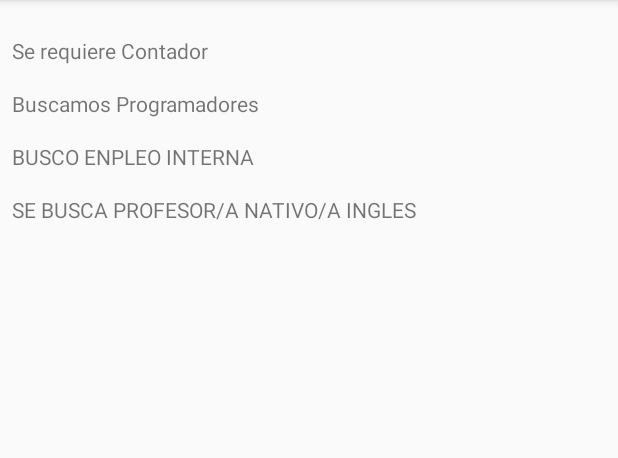
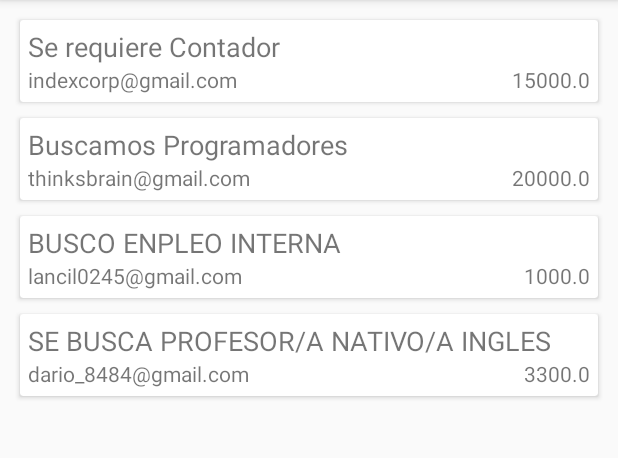
Before and after one commit to thinksbrains/TestPost, an Android app: the screen it shows after launch (MainActivity), on a phone screen of 412 x 824 dp, the part 84-542 px from its top. Run offline under Robolectric (Android 15) with nearby library versions, the phone set to English and light mode, and no system bars.

Commit message:
mejora amilkar

```diff
--- a/app/src/main/java/com/thinksbrain/testpost/MainActivity.java
+++ b/app/src/main/java/com/thinksbrain/testpost/MainActivity.java
@@ -12,6 +12,8 @@ import java.util.ArrayList;
 
 import android.support.v7.widget.LinearLayoutManager;
 import android.support.v7.widget.RecyclerView;
+import android.util.Log;
+
 import com.thinksbrain.testpost.UI.TrabajoAdapter;
 
 
@@ -38,6 +40,8 @@ public class MainActivity extends AppCompatActivity {
             list_trabajos.add(vector_trabajos[i]);
         }
         //Asociando el Recycle View Trabajos
+
+        Log.e("cantidad trabajos",""+list_trabajos.size());
         mRecyclerView = (RecyclerView)findViewById(R.id.recycle_view_trabajos);
         mRecyclerView.setHasFixedSize(true);
 
@@ -46,8 +50,8 @@ public class MainActivity extends AppCompatActivity {
         LinearLayoutManager layoutManager = new LinearLayoutManager(this);
         mRecyclerView.setLayoutManager(layoutManager);
 
-        mAdapter = new TrabajoAdapter();
+        mAdapter = new TrabajoAdapter(list_trabajos);
         mRecyclerView.setAdapter(mAdapter);
-        mAdapter.setDataSet(list_trabajos);
+        //mAdapter.setDataSet(list_trabajos);
     }
 }
--- a/app/src/main/java/com/thinksbrain/testpost/UI/TrabajoAdapter.java
+++ b/app/src/main/java/com/thinksbrain/testpost/UI/TrabajoAdapter.java
@@ -5,7 +5,9 @@ package com.thinksbrain.testpost.UI;
  */
 
         import android.support.v7.widget.RecyclerView;
+        import android.util.Log;
         import android.view.LayoutInflater;
+        import android.view.View;
         import android.view.ViewGroup;
         import android.widget.TextView;
 
@@ -18,13 +20,19 @@ public class TrabajoAdapter extends RecyclerView.Adapter<TrabajoAdapter.ViewHold
 
     private ArrayList<Trabajos> mDataSet;
 
+    public TrabajoAdapter(ArrayList<Trabajos> mDataSet) {
+        this.mDataSet = mDataSet;
+        Log.e("cantidad trabajos",""+mDataSet.size());
+    }
 
     public static class ViewHolder extends RecyclerView.ViewHolder {
 
-        public TextView textView;
-        public ViewHolder(TextView tv) {
-            super(tv);
-            textView = tv;
+        public TextView titulo,correo,costo;
+        ViewHolder(View itemView) {
+            super(itemView);
+            titulo = (TextView) itemView.findViewById(R.id.titulo);
+            correo = (TextView) itemView.findViewById(R.id.correo);
+            costo = (TextView) itemView.findViewById(R.id.costo);
         }
     }
 
@@ -43,20 +51,18 @@ public class TrabajoAdapter extends RecyclerView.Adapter<TrabajoAdapter.ViewHold
     public TrabajoAdapter.ViewHolder onCreateViewHolder(ViewGroup parent,
                                                         int viewType) {
 
-        TextView tv = (TextView) LayoutInflater.from(parent.getContext())
-                .inflate(R.layout.trabajo_view, parent, false);
+        View v = LayoutInflater.from(parent.getContext()).inflate(R.layout.trabajo_view, parent, false);
+        ViewHolder pvh = new ViewHolder(v);
+        return pvh;
 
-
-
-        ViewHolder vh = new ViewHolder(tv);
-        return vh;
     }
 
 
     @Override
     public void onBindViewHolder(ViewHolder holder, int i) {
-
-        holder.textView.setText(mDataSet.get(i).getTitulo());
+        holder.titulo.setText(mDataSet.get(i).getTitulo());
+        holder.correo.setText(mDataSet.get(i).getEmail());
+        holder.costo.setText(String.valueOf(mDataSet.get(i).getSalario()));
     }
 
     @Override
--- a/app/src/main/res/layout/activity_main.xml
+++ b/app/src/main/res/layout/activity_main.xml
@@ -8,8 +8,8 @@
 
     <android.support.v7.widget.RecyclerView
         android:id="@+id/recycle_view_trabajos"
-        android:layout_width="match_parent"
-        android:layout_height="match_parent"
+        android:layout_width="0dp"
+        android:layout_height="0dp"
         android:layout_marginBottom="8dp"
         android:layout_marginLeft="8dp"
         android:layout_marginRight="8dp"
@@ -17,6 +17,8 @@
         app:layout_constraintBottom_toBottomOf="parent"
         app:layout_constraintLeft_toLeftOf="parent"
         app:layout_constraintRight_toRightOf="parent"
-        app:layout_constraintTop_toTopOf="parent" />
+        app:layout_constraintTop_toTopOf="parent"
+        android:layout_marginStart="8dp"
+        android:layout_marginEnd="8dp" />
 
 </android.support.constraint.ConstraintLayout>
--- a/app/src/main/res/layout/trabajo_view.xml
+++ b/app/src/main/res/layout/trabajo_view.xml
@@ -1,8 +1,46 @@
 <?xml version="1.0" encoding="utf-8"?>
-<TextView
-    xmlns:android="http://schemas.android.com/apk/res/android"
-    android:id="@+id/textView"
+<RelativeLayout xmlns:android="http://schemas.android.com/apk/res/android"
+    xmlns:tool="http://schemas.android.com/tools"
     android:layout_width="match_parent"
-    android:layout_height="wrap_content"
-    android:layout_marginTop="16dp"
-    android:text="" />
+    android:layout_height="wrap_content">
+
+    <android.support.v7.widget.CardView
+        android:layout_width="match_parent"
+        android:layout_height="wrap_content"
+        android:layout_margin="5dp">
+
+        <RelativeLayout
+            android:layout_width="match_parent"
+            android:layout_height="match_parent"
+            android:layout_margin="5dp">
+
+            <TextView
+                android:id="@+id/titulo"
+                android:layout_width="match_parent"
+                android:layout_height="wrap_content"
+                android:text="TextView"
+                android:textSize="18sp" />
+
+            <TextView
+                android:id="@+id/correo"
+                android:layout_width="wrap_content"
+                android:layout_height="wrap_content"
+                android:layout_alignParentLeft="true"
+                android:layout_alignParentStart="true"
+                android:layout_below="@+id/titulo"
+                android:text="TextView" />
+
+            <TextView
+                android:id="@+id/costo"
+                android:layout_width="match_parent"
+                android:layout_height="wrap_content"
+                android:layout_alignBaseline="@+id/correo"
+                android:layout_alignBottom="@+id/correo"
+                android:layout_toEndOf="@+id/correo"
+                android:layout_toRightOf="@+id/correo"
+                android:gravity="right"
+                android:text="TextView" />
+        </RelativeLayout>
+    </android.support.v7.widget.CardView>
+
+</RelativeLayout>
```
